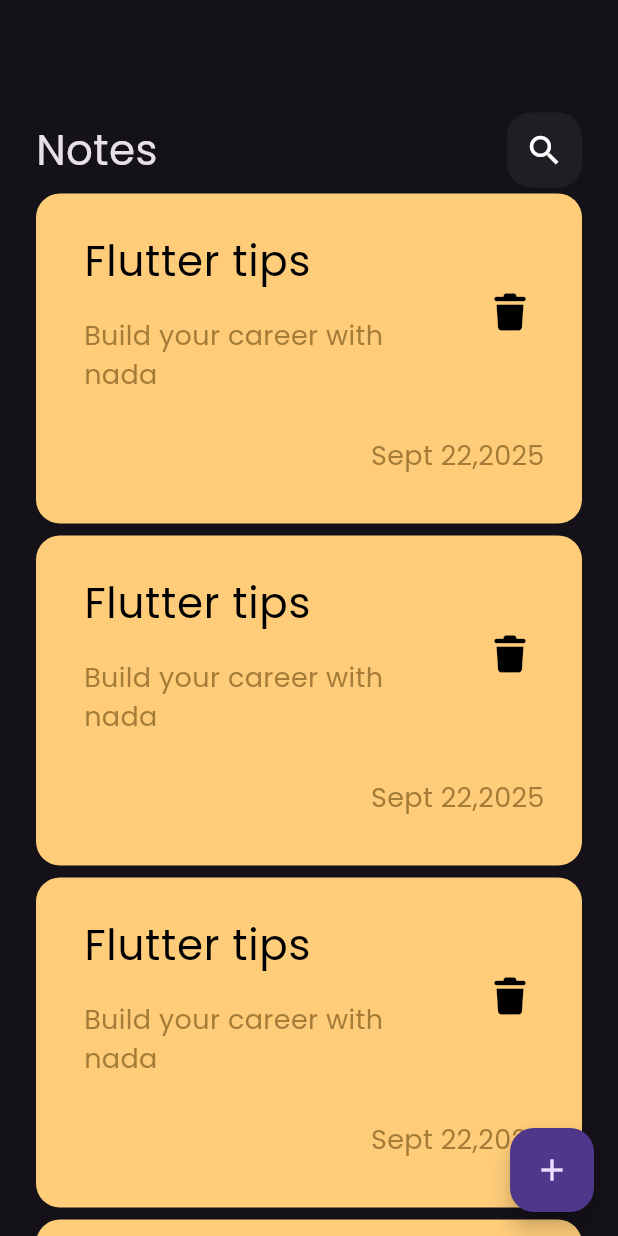
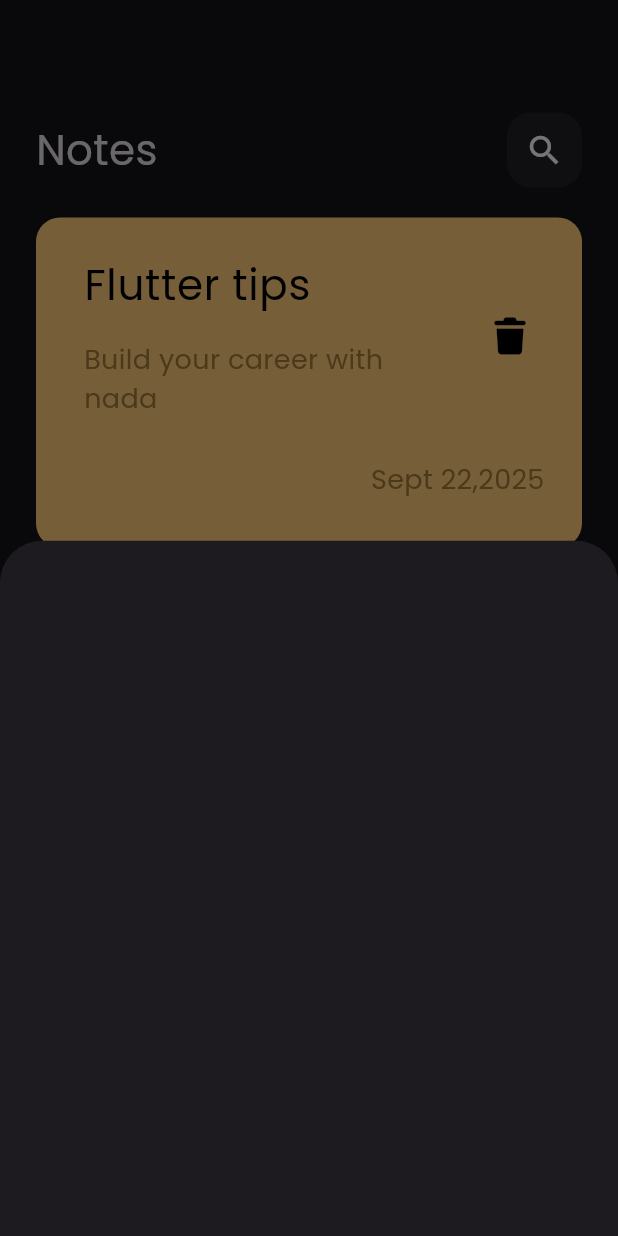
Before and after one commit to nada29348-hash/notes_app2, a Flutter app: the screen it shows after launch, after a tap on the "add" icon, on a phone screen of 412 x 824 dp. Run offline on Flutter 3.47's test engine with Material 3 defaults, Android fonts, the phone set to English and light mode, and no system bars; our stand-ins replace font_awesome_flutter.

Commit message:
show modal bottom sheet

```diff
--- a/lib/views/notes_view.dart
+++ b/lib/views/notes_view.dart
@@ -1,4 +1,5 @@
 import 'package:flutter/material.dart';
+import 'package:notes_app2/widgets/add_note_bottom_sheet.dart';
 import 'package:notes_app2/widgets/notes_view_body.dart';
 
 class NotesView extends StatelessWidget {
@@ -8,7 +9,14 @@
   Widget build(BuildContext context) {
     return Scaffold(
       floatingActionButton: FloatingActionButton(
-        onPressed: () {},
+        onPressed: () {
+          showModalBottomSheet(
+            context: context,
+            builder: (context) {
+              return const AddNoteBottomSheet();
+            },
+          );
+        },
         child: const Icon(Icons.add),
       ),
       body: const NotesViewBody(),
--- /dev/null
+++ b/lib/widgets/add_note_bottom_sheet.dart
@@ -0,0 +1,10 @@
+import 'package:flutter/material.dart';
+
+class AddNoteBottomSheet extends StatelessWidget {
+  const AddNoteBottomSheet({super.key});
+
+  @override
+  Widget build(BuildContext context) {
+    return Container();
+  }
+}
--- a/lib/widgets/notes_list_view.dart
+++ b/lib/widgets/notes_list_view.dart
@@ -6,13 +6,17 @@
 
   @override
   Widget build(BuildContext context) {
-    return ListView.builder(
+    return Padding(
+      padding: const EdgeInsets.symmetric(vertical: 16),
+      child: ListView.builder(
+        padding: EdgeInsets.zero,
         itemBuilder: (context, index) {
           return const Padding(
             padding: EdgeInsets.symmetric(vertical: 4),
             child: CustomNoteItem(),
           );
         },
+      ),
     );
   }
 }
--- a/lib/widgets/notes_view_body.dart
+++ b/lib/widgets/notes_view_body.dart
@@ -1,6 +1,5 @@
 import 'package:flutter/material.dart';
 import 'package:notes_app2/widgets/custom_app_bar.dart';
-import 'package:notes_app2/widgets/custom_note_item.dart';
 import 'package:notes_app2/widgets/notes_list_view.dart';
 
 class NotesViewBody extends StatelessWidget {
```
Lines whose indentation alone changed are shown as unchanged.
